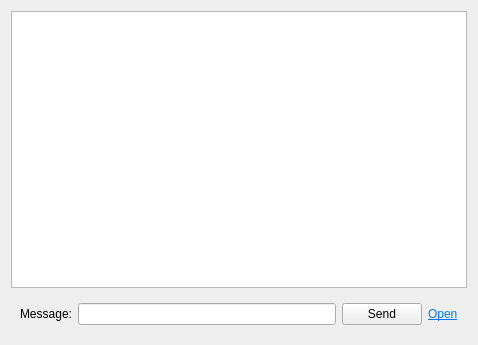
This is Server/ClientChatWidget.ui in ZeroZeroZerooZeroo/Messenger as Qt 5 draws it before an edit. The edited form follows.
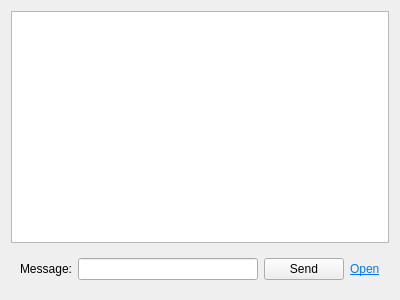
This is the edited form.

```diff
--- a/Server/ClientChatWidget.ui
+++ b/Server/ClientChatWidget.ui
@@ -6,8 +6,8 @@
    <rect>
     <x>0</x>
     <y>0</y>
-    <width>478</width>
-    <height>345</height>
+    <width>400</width>
+    <height>300</height>
    </rect>
   </property>
   <property name="windowTitle">
```
Left out of the diff: 2 changed lines with no effect on the pictures.
